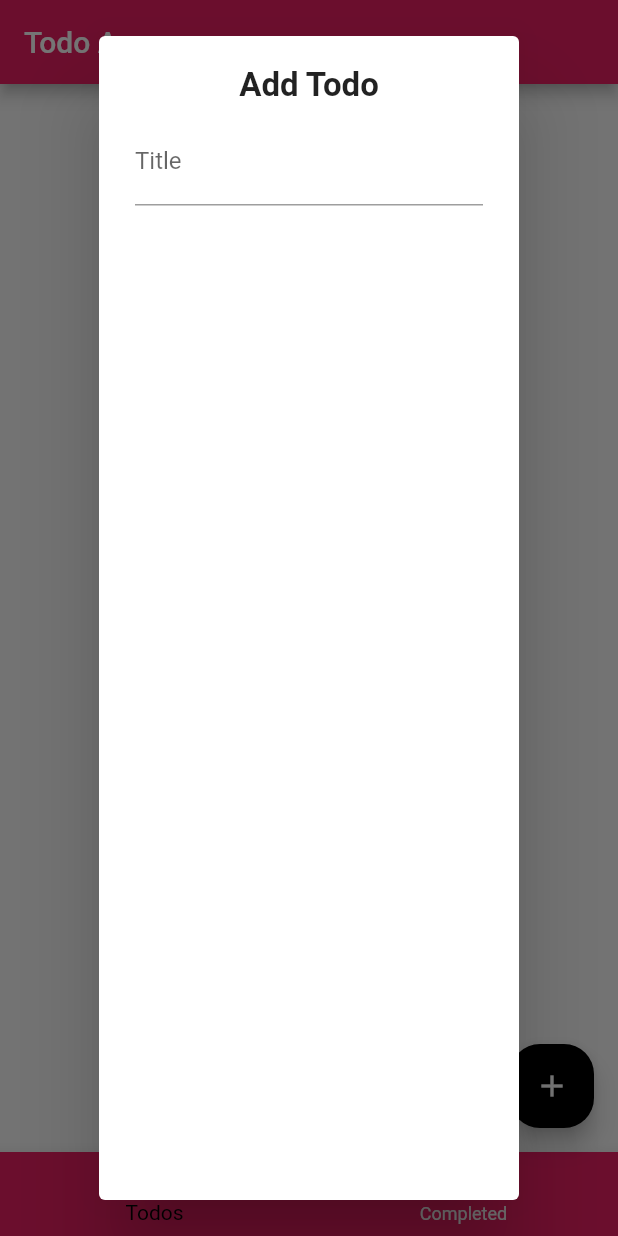
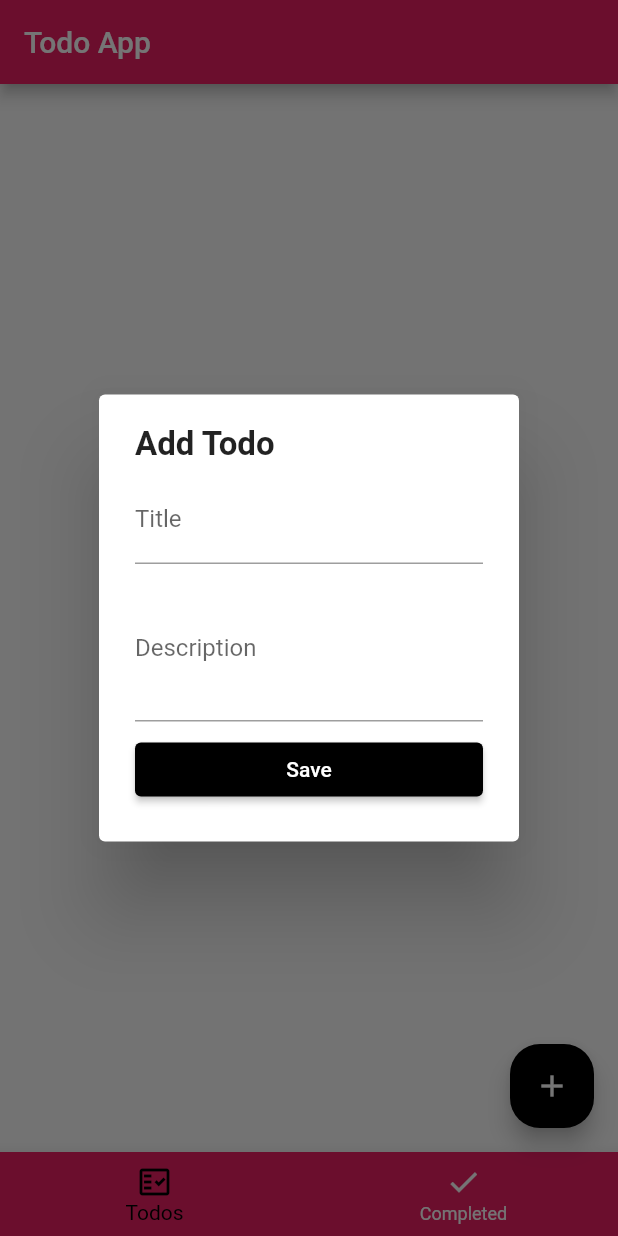
Before and after one commit to Dilshan-Rumesh/Todo_app, a Flutter app: the screen it shows after launch, after a tap on the "add" icon, on a phone screen of 412 x 824 dp. Run offline on Flutter 3.47's test engine with Material 2 defaults, Android fonts, the phone set to English and light mode, and no system bars.

```diff
--- /dev/null
+++ b/lib/provider/todos.dart
@@ -0,0 +1 @@
+// import 'package:flutter/material.dart';
--- a/lib/widget/add_todo_dialog.dart
+++ b/lib/widget/add_todo_dialog.dart
@@ -15,6 +15,8 @@ class _AddTodoDialogWidgetState extends State<AddTodoDialogWidget> {
   Widget build(BuildContext context) {
     return AlertDialog(
       content: Column(
+        mainAxisSize: MainAxisSize.min,
+        crossAxisAlignment: CrossAxisAlignment.start,
         children: [
           Text(
             'Add Todo',
--- a/lib/widget/todo_form_widget.dart
+++ b/lib/widget/todo_form_widget.dart
@@ -22,17 +22,52 @@ class TodoFormWidget extends StatelessWidget {
           mainAxisSize: MainAxisSize.min,
           children: [
             buildTitle(),
+            SizedBox(
+              height: 8,
+            ),
+            buildDescription(),
+            SizedBox(
+              height: 8,
+            ),
+            buildButton(),
           ],
         ),
       );
 
   Widget buildTitle() => TextFormField(
-        // maxLines: 1,
+        maxLines: 1,
         initialValue: title,
-
+        onChanged: onChangedTitle,
+        validator: (title) {
+          if (title.isEmpty) {
+            return 'The title cannot be empty';
+          } else {
+            return null;
+          }
+        },
         decoration: InputDecoration(
           border: UnderlineInputBorder(),
           labelText: 'Title',
         ),
       );
+
+  Widget buildDescription() => TextFormField(
+        maxLines: 3,
+        initialValue: title,
+        onChanged: onChangedTitle,
+        decoration: InputDecoration(
+          border: UnderlineInputBorder(),
+          labelText: 'Description',
+        ),
+      );
+  Widget buildButton() => SizedBox(
+        width: double.infinity,
+        child: ElevatedButton(
+          style: ButtonStyle(
+            backgroundColor: MaterialStateProperty.all(Colors.black),
+          ),
+          onPressed: onSavedTodo,
+          child: Text('Save'),
+        ),
+      );
 }
```
